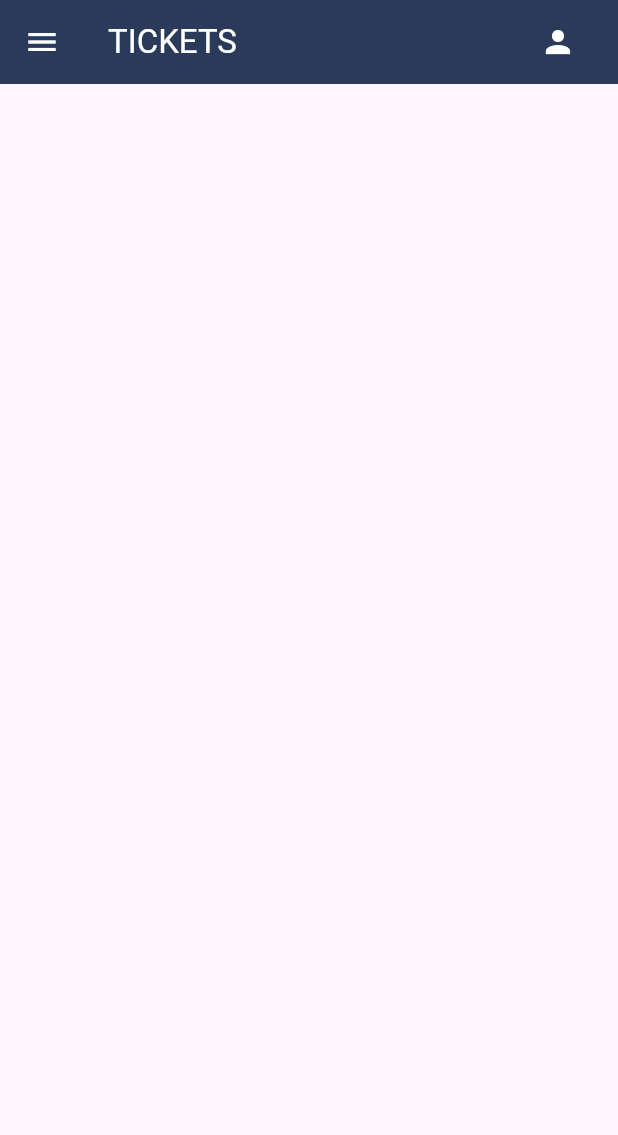
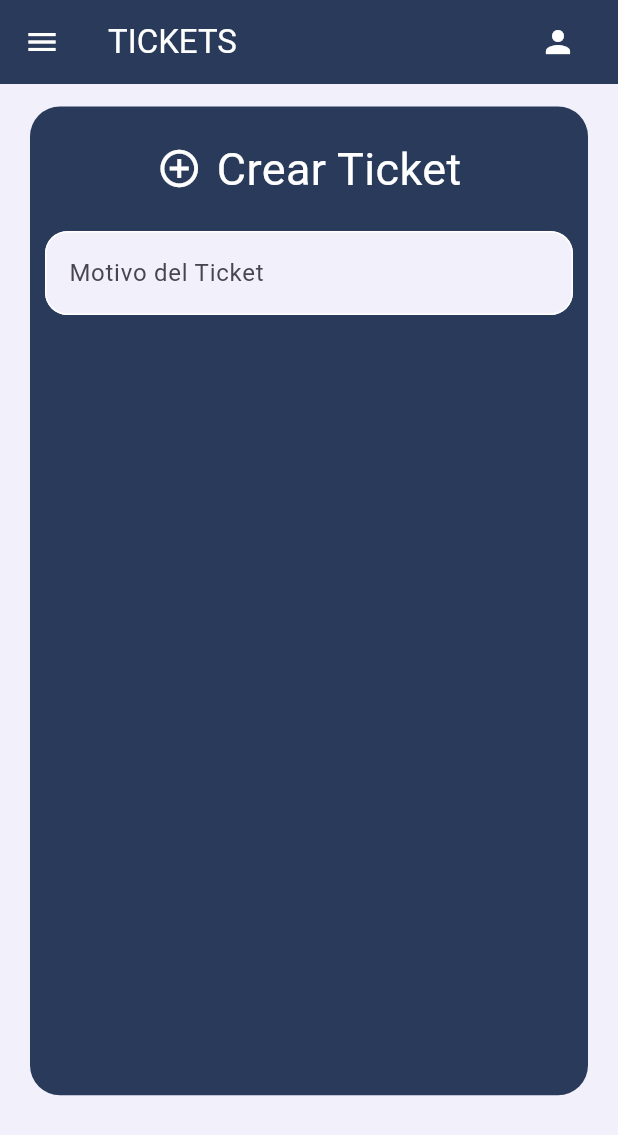
Before and after one commit to Zodicalprix/ticketsproyecto, a Flutter app: the Creartickets screen opened by its route, on a phone screen of 412 x 824 dp. Shown: the top 1135 px of the screen. Run offline on Flutter 3.47's test engine with Material 3 defaults, Android fonts, the light colour scheme and no system bars; our stand-ins replace cloud_firestore, firebase_auth, firebase_core; accounts and stored records are empty.

Commit message:
Se realiza la primera fase de crearticket

```diff
--- a/lib/src/screens/CrearTickets.dart
+++ b/lib/src/screens/CrearTickets.dart
@@ -1,13 +1,25 @@
 import 'package:flutter/material.dart';
 import 'package:ticketsproyecto/src/screens/Profile.dart';
+import 'package:ticketsproyecto/src/widgets/campo_texto.dart';
 import 'package:ticketsproyecto/src/widgets/drawer.dart';
 
-class Creartickets extends StatelessWidget {
-  const Creartickets({super.key});
+class Creartickets extends StatefulWidget {
+  Creartickets({super.key,});
+
+
+  @override
+  State<Creartickets> createState() => _CrearticketsState();
+}
+
+class _CrearticketsState extends State<Creartickets> {
+  final _formKey = GlobalKey<FormState>();
+  TextEditingController motivoTicketController = TextEditingController();
+  TextEditingController descripcionController = TextEditingController();
 
   @override
   Widget build(BuildContext context) {
     return Scaffold(
+      backgroundColor: Color(0xFFF1F0FB),
       appBar: AppBar(
         leading: IconDrawer(),
         backgroundColor: Color(0xFF2A3A5B),
@@ -30,6 +42,62 @@ class Creartickets extends StatelessWidget {
         ),
       ),
       drawer: DrawerBase(),
+      body: SafeArea(
+        child: SingleChildScrollView(
+          padding: EdgeInsets.only(bottom: MediaQuery.of(context).viewInsets.bottom + 20),
+          child: Padding(
+            padding: const EdgeInsets.symmetric(horizontal: 20, vertical: 15),
+            child: Form(
+              key: _formKey,
+              child: Container(
+                width: double.infinity,
+                constraints: BoxConstraints(
+                  maxHeight: MediaQuery.of(context).size.height * 0.8,
+
+                ),
+                decoration: BoxDecoration(
+                  color: Color(0xFF2A3A5B),
+                  borderRadius: BorderRadius.circular(20),
+                ),
+                child: Padding(
+                  padding: const EdgeInsets.symmetric(horizontal: 10),
+                  child: Column(
+                    children: [
+                      SizedBox(height: 20),
+                      Row(
+                        mainAxisAlignment: MainAxisAlignment.center,
+                        children: [
+                          Icon(Icons.add_circle_outline_outlined, color: Colors.white, size: 30),
+                          SizedBox(width: 10),
+                          Text(
+                            'Crear Ticket',
+                            style: TextStyle(
+                              fontSize: 30,
+                              color: Colors.white,
+                            ),
+                          ),
+                        ],
+                      ),
+                      SizedBox(height: 20),
+                      CampoTexto(
+                        controller: motivoTicketController,
+                        hintText: 'Motivo del Ticket',
+                        obscureText: false,
+                        validator: (value) {
+                          if (value == null || value.isEmpty) {
+                            return 'Por favor ingrese un motivo';
+                          }
+                          return null;
+                        },
+                      ),
+                    ],
+                  ),
+                ),
+              ),
+            ),
+          ),
+        ),
+      ),
     );
   }
 }
--- a/lib/src/screens/Home.dart
+++ b/lib/src/screens/Home.dart
@@ -113,7 +113,7 @@ class Homepage extends StatelessWidget {
                                       context,
                                       MaterialPageRoute(
                                         builder:
-                                            (context) => const Creartickets(),
+                                            (context) => Creartickets(),
                                       ),
                                     );
                                   },
```
